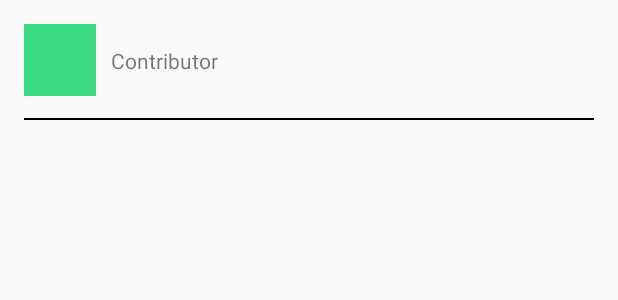
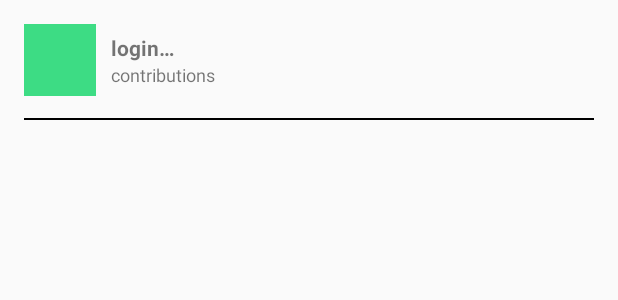
Before and after one commit to yumemi-auemura/aac-contributors-android, an Android app: the layout view_collection_item.xml on its own in the app's theme, with its tools: preview values and no code run, on a phone screen of 412 x 824 dp. Shown: the top 300 px of the screen. Run offline under Robolectric (Android 15) with nearby library versions, the phone set to English and light mode, and no system bars.

Commit message:
Coilを導入した

```diff
--- a/app/build.gradle.kts
+++ b/app/build.gradle.kts
@@ -89,6 +89,8 @@ dependencies {
     implementation(Dependencies.Airbnb.epoxyDataBinding)
     kapt(Dependencies.Airbnb.epoxyProcessor)
 
+    implementation(Dependencies.Image.coil)
+
     implementation(Dependencies.Network.retrofit)
     implementation(Dependencies.Network.okhttp)
     implementation(Dependencies.Network.kotlinxSerializationConverter)
--- /dev/null
+++ b/app/src/main/java/com/github/auemura/aaccontributors/core/ext/ViewExt.kt
@@ -0,0 +1,12 @@
+package com.github.auemura.aaccontributors.core.ext
+
+import android.widget.ImageView
+import androidx.databinding.BindingAdapter
+import coil.api.load
+
+@BindingAdapter("srcByUrl")
+fun ImageView.setSrcByUrl(url: String?) {
+    url?.let {
+        this.load(it)
+    }
+}
--- a/app/src/main/java/com/github/auemura/aaccontributors/package-info.java
+++ b/app/src/main/java/com/github/auemura/aaccontributors/package-info.java
@@ -1,5 +1,5 @@
 @EpoxyDataBindingLayouts({
-                                 R.layout.view_single_item
+                                 R.layout.view_collection_item
                          })
 
 package com.github.auemura.aaccontributors;
--- a/app/src/main/java/com/github/auemura/aaccontributors/ui/collection/CollectionEpoxyController.kt
+++ b/app/src/main/java/com/github/auemura/aaccontributors/ui/collection/CollectionEpoxyController.kt
@@ -7,7 +7,7 @@ import com.airbnb.epoxy.TypedEpoxyController
 import com.github.auemura.aaccontributors.core.status.Status
 import com.github.auemura.aaccontributors.domain.github.ContributorEntity
 import com.github.auemura.aaccontributors.ui.MainViewModel
-import com.github.auemura.aaccontributors.viewSingleItem
+import com.github.auemura.aaccontributors.viewCollectionItem
 
 class CollectionEpoxyController(
     lifecycleOwner: LifecycleOwner,
@@ -30,7 +30,7 @@ class CollectionEpoxyController(
             is Status.Success -> {
                 val contributors = data.data
                 contributors.forEach {
-                    viewSingleItem {
+                    viewCollectionItem {
                         id(it.id)
                         item(it)
                         viewModel(viewModel)
--- a/app/src/main/res/layout/fragment_collection.xml
+++ b/app/src/main/res/layout/fragment_collection.xml
@@ -54,6 +54,8 @@
         <androidx.core.widget.NestedScrollView
             android:layout_width="match_parent"
             android:layout_height="match_parent"
+            android:scrollbarStyle="insideInset"
+            android:scrollbars="vertical"
             app:layout_behavior="@string/appbar_scrolling_view_behavior"
             >
 
--- a/app/src/main/res/layout/view_single_item.xml
+++ b/app/src/main/res/layout/view_collection_item.xml
@@ -1,6 +1,9 @@
 <?xml version="1.0" encoding="utf-8"?>
 <layout
-    xmlns:app="http://schemas.android.com/apk/res-auto">
+    xmlns:android="http://schemas.android.com/apk/res/android"
+    xmlns:app="http://schemas.android.com/apk/res-auto"
+    xmlns:tools="http://schemas.android.com/tools"
+    >
 
     <data>
 
@@ -16,7 +19,6 @@
     </data>
 
     <androidx.constraintlayout.widget.ConstraintLayout
-        xmlns:android="http://schemas.android.com/apk/res/android"
         android:layout_width="match_parent"
         android:layout_height="80dp"
         android:foreground="?attr/selectableItemBackground"
@@ -25,26 +27,52 @@
 
         <ImageView
             android:id="@+id/single_image_view"
+            srcByUrl="@{ item.avatarUrl }"
             android:layout_width="48dp"
             android:layout_height="48dp"
             android:layout_marginStart="16dp"
             android:contentDescription="picture"
-            android:src="@color/colorAccent"
             app:layout_constraintBottom_toBottomOf="parent"
             app:layout_constraintStart_toStartOf="parent"
             app:layout_constraintTop_toTopOf="parent"
+            tools:src="@color/colorPrimary"
             />
 
         <TextView
+            android:id="@+id/collection_login_text_view"
             android:layout_width="0dp"
             android:layout_height="wrap_content"
             android:layout_marginStart="10dp"
             android:layout_marginEnd="16dp"
-            android:text="Contributor"
+            android:ellipsize="end"
+            android:maxLines="1"
+            android:text="@{ item.login }"
+            android:textStyle="bold"
+            app:layout_constraintBottom_toTopOf="@+id/collection_contributions_text_view"
+            app:layout_constraintEnd_toEndOf="parent"
+            app:layout_constraintHorizontal_bias="0.5"
+            app:layout_constraintStart_toEndOf="@id/single_image_view"
+            app:layout_constraintTop_toTopOf="parent"
+            app:layout_constraintVertical_chainStyle="packed"
+            tools:text="login\nlogin"
+            />
+
+        <TextView
+            android:id="@+id/collection_contributions_text_view"
+            android:layout_width="0dp"
+            android:layout_height="wrap_content"
+            android:layout_marginStart="10dp"
+            android:layout_marginEnd="16dp"
+            android:ellipsize="end"
+            android:maxLines="1"
+            android:text="@{ Integer.toString(item.contributions) }"
+            android:textSize="12sp"
             app:layout_constraintBottom_toBottomOf="parent"
             app:layout_constraintEnd_toEndOf="parent"
+            app:layout_constraintHorizontal_bias="0.5"
             app:layout_constraintStart_toEndOf="@id/single_image_view"
-            app:layout_constraintTop_toTopOf="parent"
+            app:layout_constraintTop_toBottomOf="@+id/collection_login_text_view"
+            tools:text="contributions"
             />
 
         <View
--- a/buildSrc/src/main/java/Dependencies.kt
+++ b/buildSrc/src/main/java/Dependencies.kt
@@ -55,6 +55,10 @@ object Dependencies {
         const val epoxyDataBinding = "com.airbnb.android:epoxy-databinding:4.0.0-beta4"
     }
 
+    object Image {
+        const val coil = "io.coil-kt:coil:0.11.0"
+    }
+
     object Network {
         const val retrofit = "com.squareup.retrofit2:retrofit:2.8.1"
         const val okhttp = "com.squareup.okhttp3:okhttp:4.5.0"
```
Also changed, not shown: 48 other files.
